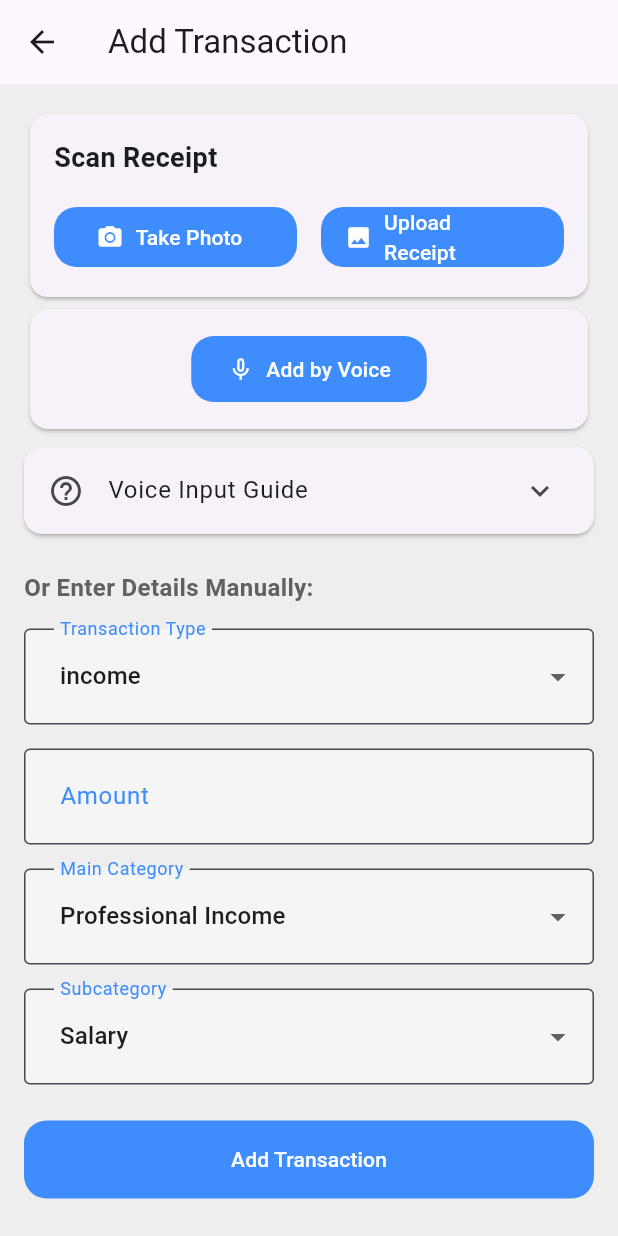
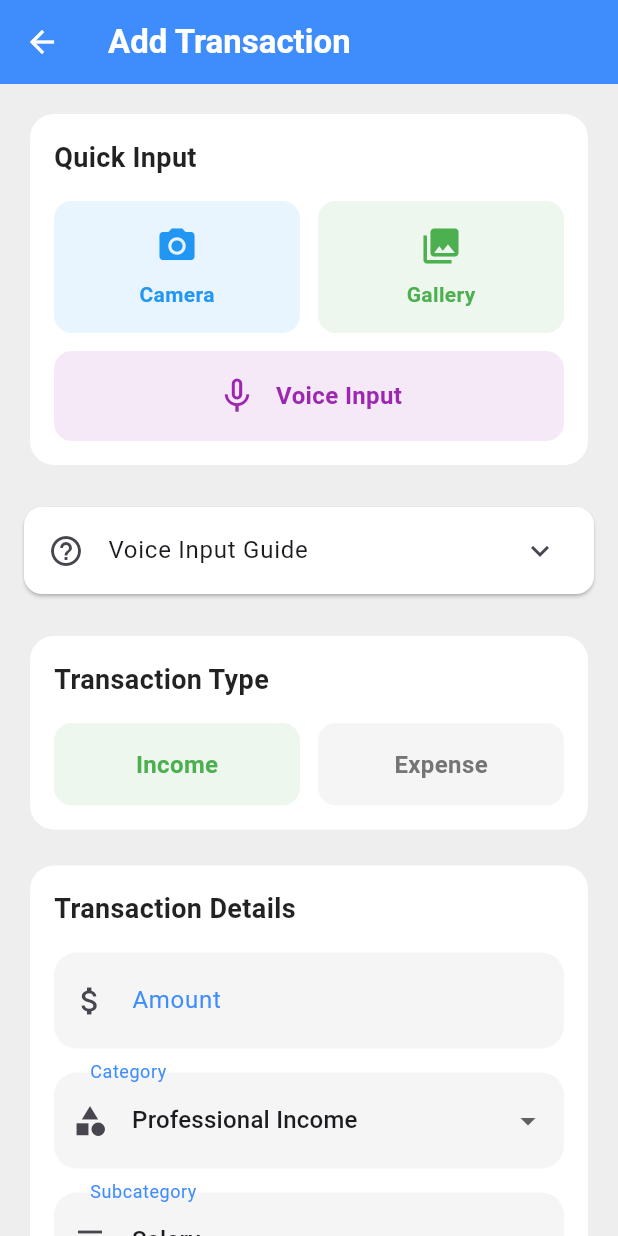
Before and after one commit to LinNyiAung/ToePwar, a Flutter app: the AddTransactionView screen opened directly with empty values, on a phone screen of 412 x 824 dp. Run offline on Flutter 3.47's test engine with Material 3 defaults, Android fonts, the light colour scheme and no system bars; our stand-ins replace fl_chart, flutter_secure_storage, google_fonts, image_picker, speech_to_text; missing offline and left inert: google_mlkit_text_recognition; accounts and stored records are empty.

Commit message:
add transaction view ui update

```diff
--- a/toepwar/lib/utils/api_constants.dart
+++ b/toepwar/lib/utils/api_constants.dart
@@ -1,5 +1,5 @@
 class ApiConstants {
-  static const String baseUrl = 'http://192.168.1.6:800';
+  static const String baseUrl = 'http://192.168.1.7:800';
 
   // Add other API-related constants here
   static final Map<String, Map<String, List<String>>> nestedTransactionCategories = {
--- a/toepwar/lib/views/transaction/add_transaction_view.dart
+++ b/toepwar/lib/views/transaction/add_transaction_view.dart
@@ -68,6 +68,7 @@ class _AddTransactionViewState extends State<AddTransactionView> {
 
   Widget _buildVoiceGuide() {
     return Card(
+      color: Theme.of(context).cardColor,
       margin: EdgeInsets.symmetric(vertical: 8),
       child: ExpansionTile(
         leading: Icon(Icons.help_outline),
@@ -205,52 +206,155 @@ class _AddTransactionViewState extends State<AddTransactionView> {
   }
 
 
-  @override
-  Widget build(BuildContext context) {
-    final categoriesMap = ApiConstants.nestedTransactionCategories[_selectedType]!;
-
-    return Scaffold(
-      appBar: AppBar(title: Text('Add Transaction')),
-      body: SingleChildScrollView(
-        child: Padding(
-          padding: EdgeInsets.all(16.0),
-          child: Column(
-            crossAxisAlignment: CrossAxisAlignment.stretch,
-            children: [
-              Card(
+  Widget _buildQuickInputCard() {
+    return Card(
+      color: Theme.of(context).cardColor,
+      elevation: 0,
+      shape: RoundedRectangleBorder(borderRadius: BorderRadius.circular(16)),
       child: Padding(
         padding: EdgeInsets.all(16),
         child: Column(
-                    crossAxisAlignment: CrossAxisAlignment.stretch,
+          crossAxisAlignment: CrossAxisAlignment.start,
           children: [
             Text(
-                        'Scan Receipt',
+              'Quick Input',
               style: TextStyle(
                 fontSize: 18,
                 fontWeight: FontWeight.bold,
+                color: Colors.black87,
               ),
             ),
             SizedBox(height: 16),
             Row(
-                        mainAxisAlignment: MainAxisAlignment.spaceEvenly,
               children: [
                 Expanded(
-                            child: ElevatedButton.icon(
-                              onPressed: _isLoading
-                                  ? null
-                                  : () => _scanReceipt(ImageSource.camera),
-                              icon: Icon(Icons.camera_alt),
-                              label: Text('Take Photo'),
+                  child: _buildQuickInputButton(
+                    icon: Icons.camera_alt,
+                    label: 'Camera',
+                    onTap: () => _scanReceipt(ImageSource.camera),
+                    color: Colors.blue,
                   ),
                 ),
-                          SizedBox(width: 16),
+                SizedBox(width: 12),
                 Expanded(
-                            child: ElevatedButton.icon(
-                              onPressed: _isLoading
-                                  ? null
-                                  : () => _scanReceipt(ImageSource.gallery),
-                              icon: Icon(Icons.image),
-                              label: Text('Upload Receipt'),
+                  child: _buildQuickInputButton(
+                    icon: Icons.photo_library,
+                    label: 'Gallery',
+                    onTap: () => _scanReceipt(ImageSource.gallery),
+                    color: Colors.green,
+                  ),
+                ),
+              ],
+            ),
+            SizedBox(height: 12),
+            _buildVoiceInputButton(),
+          ],
+        ),
+      ),
+    );
+  }
+
+  Widget _buildQuickInputButton({
+    required IconData icon,
+    required String label,
+    required VoidCallback onTap,
+    required Color color,
+  }) {
+    return Material(
+      color: color.withOpacity(0.1),
+      borderRadius: BorderRadius.circular(12),
+      child: InkWell(
+        onTap: onTap,
+        borderRadius: BorderRadius.circular(12),
+        child: Container(
+          padding: EdgeInsets.symmetric(vertical: 16),
+          child: Column(
+            children: [
+              Icon(icon, color: color, size: 28),
+              SizedBox(height: 8),
+              Text(
+                label,
+                style: TextStyle(
+                  color: color,
+                  fontWeight: FontWeight.w600,
+                ),
+              ),
+            ],
+          ),
+        ),
+      ),
+    );
+  }
+
+  Widget _buildVoiceInputButton() {
+    return Material(
+      color: _isListening ? Colors.red.withOpacity(0.1) : Colors.purple.withOpacity(0.1),
+      borderRadius: BorderRadius.circular(12),
+      child: InkWell(
+        onTap: _isListening ? null : _startVoiceInput,
+        borderRadius: BorderRadius.circular(12),
+        child: Container(
+          padding: EdgeInsets.symmetric(vertical: 16),
+          child: Row(
+            mainAxisAlignment: MainAxisAlignment.center,
+            children: [
+              Icon(
+                _isListening ? Icons.mic : Icons.mic_none,
+                color: _isListening ? Colors.red : Colors.purple,
+                size: 28,
+              ),
+              SizedBox(width: 12),
+              Text(
+                _isListening ? 'Listening...' : 'Voice Input',
+                style: TextStyle(
+                  color: _isListening ? Colors.red : Colors.purple,
+                  fontWeight: FontWeight.w600,
+                  fontSize: 16,
+                ),
+              ),
+            ],
+          ),
+        ),
+      ),
+    );
+  }
+
+  Widget _buildTransactionTypeSelector() {
+    return Card(
+      color: Theme.of(context).cardColor,
+      elevation: 0,
+      shape: RoundedRectangleBorder(borderRadius: BorderRadius.circular(16)),
+      child: Padding(
+        padding: EdgeInsets.all(16),
+        child: Column(
+          crossAxisAlignment: CrossAxisAlignment.start,
+          children: [
+            Text(
+              'Transaction Type',
+              style: TextStyle(
+                fontSize: 18,
+                fontWeight: FontWeight.bold,
+                color: Colors.black87,
+              ),
+            ),
+            SizedBox(height: 16),
+            Row(
+              children: [
+                Expanded(
+                  child: _buildTypeButton(
+                    label: 'Income',
+                    isSelected: _selectedType == 'income',
+                    onTap: () => setState(() => _selectedType = 'income'),
+                    color: Colors.green,
+                  ),
+                ),
+                SizedBox(width: 12),
+                Expanded(
+                  child: _buildTypeButton(
+                    label: 'Expense',
+                    isSelected: _selectedType == 'expense',
+                    onTap: () => setState(() => _selectedType = 'expense'),
+                    color: Colors.red,
                   ),
                 ),
               ],
@@ -258,78 +362,74 @@ class _AddTransactionViewState extends State<AddTransactionView> {
           ],
         ),
       ),
+    );
+  }
+
+  Widget _buildTypeButton({
+    required String label,
+    required bool isSelected,
+    required VoidCallback onTap,
+    required Color color,
+  }) {
+    return Material(
+      color: isSelected ? color.withOpacity(0.1) : Colors.grey.withOpacity(0.1),
+      borderRadius: BorderRadius.circular(12),
+      child: InkWell(
+        onTap: onTap,
+        borderRadius: BorderRadius.circular(12),
+        child: Container(
+          padding: EdgeInsets.symmetric(vertical: 16),
+          alignment: Alignment.center,
+          child: Text(
+            label,
+            style: TextStyle(
+              color: isSelected ? color : Colors.grey[600],
+              fontWeight: FontWeight.w600,
+              fontSize: 16,
             ),
-              // Voice Input Section
-              Card(
+          ),
+        ),
+      ),
+    );
+  }
+
+  Widget _buildTransactionForm() {
+    final categoriesMap = ApiConstants.nestedTransactionCategories[_selectedType]!;
+
+    // Ensure we have a valid main category
+    if (!categoriesMap.containsKey(_selectedMainCategory)) {
+      _selectedMainCategory = categoriesMap.keys.first;
+    }
+
+    // Ensure we have a valid sub category
+    if (_selectedMainCategory != null &&
+        (!categoriesMap[_selectedMainCategory]!.contains(_selectedSubCategory))) {
+      _selectedSubCategory = categoriesMap[_selectedMainCategory]!.first;
+    }
+
+    return Card(
+      color: Theme.of(context).cardColor,
+      elevation: 0,
+      shape: RoundedRectangleBorder(borderRadius: BorderRadius.circular(16)),
       child: Padding(
         padding: EdgeInsets.all(16),
         child: Column(
+          crossAxisAlignment: CrossAxisAlignment.start,
           children: [
-                      ElevatedButton.icon(
-                        onPressed: _isListening ? null : _startVoiceInput,
-                        icon: Icon(_isListening ? Icons.mic : Icons.mic_none),
-                        label: Text(_isListening ? 'Listening...' : 'Add by Voice'),
-                        style: ElevatedButton.styleFrom(
-                          padding: EdgeInsets.symmetric(vertical: 12, horizontal: 24),
-                          backgroundColor: _isListening ? Colors.red : null,
+            Text(
+              'Transaction Details',
+              style: TextStyle(
+                fontSize: 18,
+                fontWeight: FontWeight.bold,
+                color: Colors.black87,
               ),
-                      ),
-                      if (_isListening)
-                        Padding(
-                          padding: EdgeInsets.only(top: 16),
-                          child: Text(
-                            'Listening... Speak now',
-                            style: TextStyle(
-                              color: Colors.blue,
-                              fontWeight: FontWeight.bold,
-                            ),
-                          ),
-                        ),
-                    ],
-                  ),
-                ),
-              ),
-
-              // Voice Guide
-              _buildVoiceGuide(),
-
-              SizedBox(height: 16),
-
-              // Manual Input Fields
-              Text(
-                'Or Enter Details Manually:',
-                style: TextStyle(
-                  fontSize: 16,
-                  fontWeight: FontWeight.bold,
-                  color: Colors.grey[700],
-                ),
-              ),
-              SizedBox(height: 16),
-              DropdownButtonFormField<String>(
-                value: _selectedType,
-                decoration: InputDecoration(
-                  labelText: 'Transaction Type',
-                  border: OutlineInputBorder(),
-                ),
-                items: ['income', 'expense'].map((type) {
-                  return DropdownMenuItem(value: type, child: Text(type));
-                }).toList(),
-                onChanged: (value) {
-                  setState(() {
-                    _selectedType = value!;
-                    _selectedMainCategory =
-                        ApiConstants.nestedTransactionCategories[_selectedType]!.keys.first;
-                    _selectedSubCategory =
-                        ApiConstants.nestedTransactionCategories[_selectedType]![_selectedMainCategory]!.first;
-                  });
-                },
             ),
             SizedBox(height: 16),
             TextField(
               controller: _amountController,
               decoration: InputDecoration(
                 labelText: 'Amount',
-                  border: OutlineInputBorder(),
+                prefixIcon: Icon(Icons.attach_money),
               ),
               keyboardType: TextInputType.number,
             ),
@@ -337,50 +437,97 @@ class _AddTransactionViewState extends State<AddTransactionView> {
             DropdownButtonFormField<String>(
               value: _selectedMainCategory,
               decoration: InputDecoration(
-                  labelText: 'Main Category',
-                  border: OutlineInputBorder(),
+                labelText: 'Category',
+                prefixIcon: Icon(Icons.category),
               ),
-                items: categoriesMap.keys.map((mainCategory) {
-                  return DropdownMenuItem(
-                    value: mainCategory,
-                    child: Text(mainCategory),
+              items: categoriesMap.keys.map((category) {
+                return DropdownMenuItem<String>(
+                  value: category,
+                  child: Text(category),
                 );
               }).toList(),
               onChanged: (value) {
+                if (value != null) {
                   setState(() {
                     _selectedMainCategory = value;
-                    _selectedSubCategory =
-                        categoriesMap[_selectedMainCategory]!.first;
+                    // Always select the first subcategory when main category changes
+                    _selectedSubCategory = categoriesMap[value]!.first;
                   });
+                }
               },
             ),
             SizedBox(height: 16),
+            if (_selectedMainCategory != null) // Only show if main category is selected
               DropdownButtonFormField<String>(
                 value: _selectedSubCategory,
                 decoration: InputDecoration(
                   labelText: 'Subcategory',
-                  border: OutlineInputBorder(),
+                  prefixIcon: Icon(Icons.subject),
                 ),
-                items: categoriesMap[_selectedMainCategory]!.map((subCategory) {
-                  return DropdownMenuItem(
-                    value: subCategory,
-                    child: Text(subCategory),
+                items: categoriesMap[_selectedMainCategory]!.map((subcategory) {
+                  return DropdownMenuItem<String>(
+                    value: subcategory,
+                    child: Text(subcategory),
                   );
                 }).toList(),
                 onChanged: (value) {
+                  if (value != null) {
                     setState(() {
                       _selectedSubCategory = value;
                     });
+                  }
                 },
               ),
+          ],
+        ),
+      ),
+    );
+  }
+
+
+  @override
+  Widget build(BuildContext context) {
+    return Scaffold(
+      backgroundColor: Theme.of(context).scaffoldBackgroundColor,
+      appBar: AppBar(
+        elevation: 0,
+        backgroundColor: Theme.of(context).primaryColor,
+        title: Text('Add Transaction', style: TextStyle(fontWeight: FontWeight.bold, color: Colors.white)),
+        iconTheme: IconThemeData(color: Colors.white),
+      ),
+      body: SingleChildScrollView(
+
+        child: Padding(
+
+          padding: EdgeInsets.all(16),
+          child: Column(
+
+            crossAxisAlignment: CrossAxisAlignment.stretch,
+            children: [
+              _buildQuickInputCard(),
+              SizedBox(height: 16),
+              _buildVoiceGuide(),
+              SizedBox(height: 16),
+              _buildTransactionTypeSelector(),
+              SizedBox(height: 16),
+              _buildTransactionForm(),
               SizedBox(height: 24),
               ElevatedButton(
                 onPressed: _isLoading ? null : _addTransaction,
+                style: ElevatedButton.styleFrom(
+                  padding: EdgeInsets.symmetric(vertical: 16),
+                  shape: RoundedRectangleBorder(
+                    borderRadius: BorderRadius.circular(12),
+                  ),
+                ),
                 child: _isLoading
                     ? CircularProgressIndicator(color: Colors.white)
-                    : Text('Add Transaction'),
-                style: ElevatedButton.styleFrom(
-                  padding: EdgeInsets.symmetric(vertical: 16),
+                    : Text(
+                  'Add Transaction',
+                  style: TextStyle(
+                    fontSize: 16,
+                    fontWeight: FontWeight.bold,
+                  ),
                 ),
               ),
             ],
```
Lines whose indentation alone changed are shown as unchanged.
